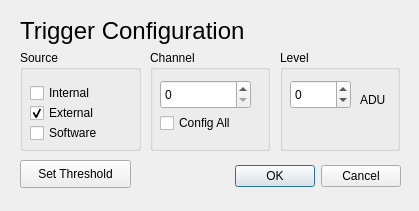
Above: triggermenudialog.ui from ecristal/daphne_gui before the change. Below: the same form after it.
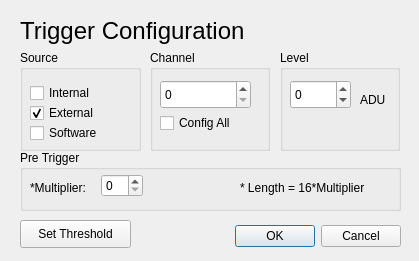
That is the form after the change.

Commit message: Finished speed improvments, there is still a bug to be fixed: Program crasshes when selecting a channel that is not enabled in the acquisition menu; In this branch there was also some modification to include trigger configurations that are not part of the spee improvment that were introduced on the fly.

Diff of the .ui file:
```diff
--- a/triggermenudialog.ui
+++ b/triggermenudialog.ui
@@ -7,7 +7,7 @@
     <x>0</x>
     <y>0</y>
     <width>419</width>
-    <height>211</height>
+    <height>261</height>
    </rect>
   </property>
   <property name="windowTitle">
@@ -16,9 +16,9 @@
   <widget class="QDialogButtonBox" name="buttonBox">
    <property name="geometry">
     <rect>
-     <x>60</x>
-     <y>160</y>
-     <width>341</width>
+     <x>220</x>
+     <y>220</y>
+     <width>181</width>
      <height>32</height>
     </rect>
    </property>
@@ -205,7 +205,7 @@
    <property name="geometry">
     <rect>
      <x>20</x>
-     <y>160</y>
+     <y>220</y>
      <width>111</width>
      <height>28</height>
     </rect>
@@ -214,6 +214,58 @@
     <string>Set Threshold</string>
    </property>
   </widget>
+  <widget class="QGroupBox" name="groupBox_4">
+   <property name="geometry">
+    <rect>
+     <x>20</x>
+     <y>150</y>
+     <width>381</width>
+     <height>61</height>
+    </rect>
+   </property>
+   <property name="title">
+    <string>Pre Trigger</string>
+   </property>
+   <widget class="QLabel" name="label_3">
+    <property name="geometry">
+     <rect>
+      <x>10</x>
+      <y>30</y>
+      <width>91</width>
+      <height>16</height>
+     </rect>
+    </property>
+    <property name="text">
+     <string>*Multiplier:</string>
+    </property>
+   </widget>
+   <widget class="QSpinBox" name="spinBoxMultiplier">
+    <property name="geometry">
+     <rect>
+      <x>81</x>
+      <y>24</y>
+      <width>42</width>
+      <height>23</height>
+     </rect>
+    </property>
+    <property name="maximum">
+     <number>31</number>
+    </property>
+   </widget>
+   <widget class="QLabel" name="label_4">
+    <property name="geometry">
+     <rect>
+      <x>220</x>
+      <y>30</y>
+      <width>151</width>
+      <height>16</height>
+     </rect>
+    </property>
+    <property name="text">
+     <string>* Length = 16*Multiplier</string>
+    </property>
+   </widget>
+  </widget>
  </widget>
  <resources/>
  <connections>
```
The commit also changes 8 other files.
